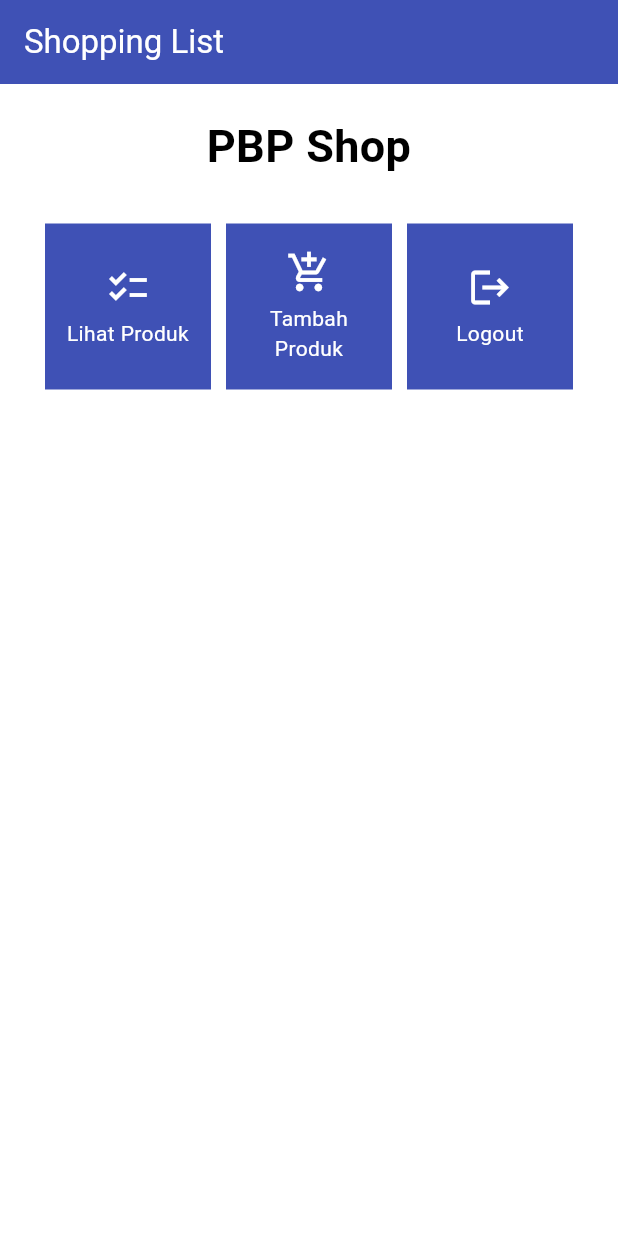
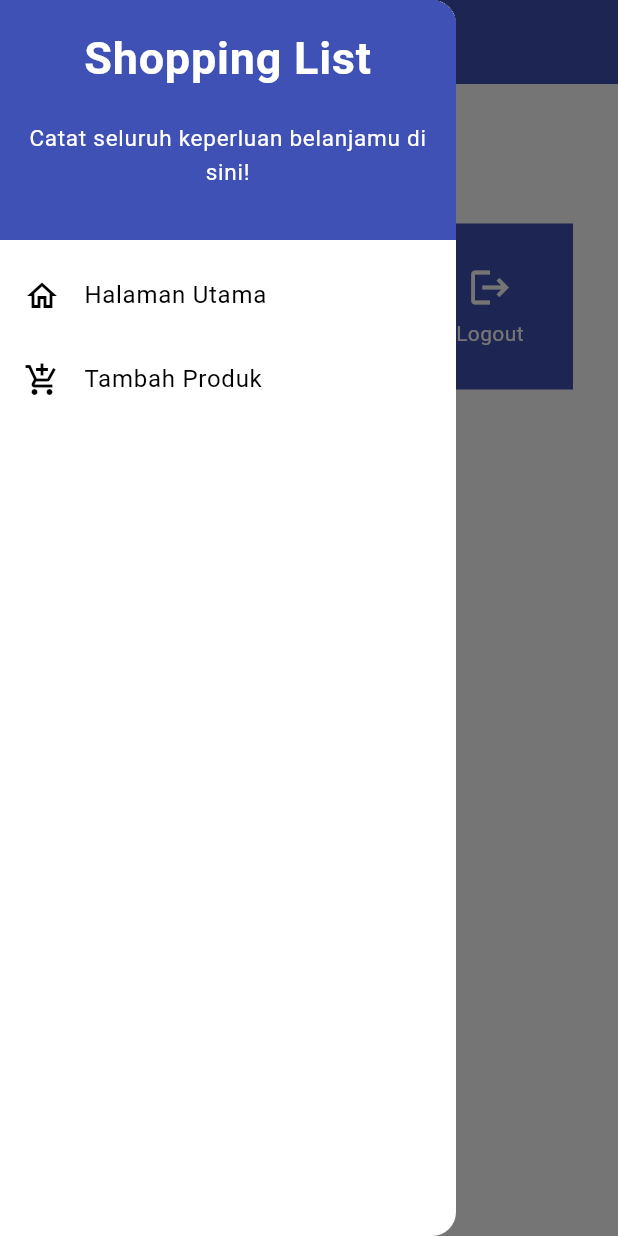
Before and after one commit to ghina2703/shopping-list-mobile, a Flutter app: the screen it shows after launch, with the side drawer open (before the commit the screen has no drawer), on a phone screen of 412 x 824 dp. Run offline on Flutter 3.47's test engine with Material 2 defaults, Android fonts, the phone set to English and light mode, and no system bars.

Commit message:
Tutorial 7 Selesai :D

```diff
--- a/lib/main.dart
+++ b/lib/main.dart
@@ -1,5 +1,5 @@
 import 'package:flutter/material.dart';
-import 'package:shopping_list/menu.dart';
+import 'package:shopping_list/screens/menu.dart';
 
 void main() {
   runApp(const MyApp());
--- a/lib/menu.dart
+++ /dev/null
@@ -1,108 +0,0 @@
-import 'package:flutter/material.dart';
-
-class MyHomePage extends StatelessWidget {
-  MyHomePage({Key? key}) : super(key: key);
-
-  @override
-  Widget build(BuildContext context) {
-    return Scaffold(
-      appBar: AppBar(
-        title: const Text(
-          'Shopping List',
-          style: TextStyle(
-            color: Colors.white, // Mengatur warna teks menjadi putih
-          ),
-        ),
-      ),
-      body: SingleChildScrollView(
-        child: Padding(
-          padding: const EdgeInsets.all(10.0),
-          child: Column(
-            children: <Widget>[
-              const Padding(
-                padding: EdgeInsets.only(top: 10.0, bottom: 10.0),
-                child: Text(
-                  'PBP Shop',
-                  textAlign: TextAlign.center,
-                  style: TextStyle(
-                    fontSize: 30,
-                    fontWeight: FontWeight.bold,
-                  ),
-                ),
-              ),
-              GridView.count(
-                primary: true,
-                padding: const EdgeInsets.all(20),
-                crossAxisSpacing: 10,
-                mainAxisSpacing: 10,
-                crossAxisCount: 3,
-                shrinkWrap: true,
-                children: items.map((ShopItem item) {
-                  return ShopCard(item);
-                }).toList(),
-              ),
-            ],
-          ),
-        ),
-      ),
-    );
-  }
-}
-
-class ShopItem {
-  final String name;
-  final IconData icon;
-
-  ShopItem(this.name, this.icon);
-}
-
-final List<ShopItem> items = [
-  ShopItem("Lihat Produk", Icons.checklist),
-  ShopItem("Tambah Produk", Icons.add_shopping_cart),
-  ShopItem("Logout", Icons.logout),
-];
-
-class ShopCard extends StatelessWidget {
-  final ShopItem item;
-
-  const ShopCard(this.item, {super.key}); // Constructor
-
-  @override
-  Widget build(BuildContext context) {
-    return Material(
-      color: Colors.indigo,
-      child: InkWell(
-        // Area responsive terhadap sentuhan
-        onTap: () {
-          // Memunculkan SnackBar ketika diklik
-          ScaffoldMessenger.of(context)
-            ..hideCurrentSnackBar()
-            ..showSnackBar(SnackBar(
-                content: Text("Kamu telah menekan tombol ${item.name}!")));
-        },
-        child: Container(
-          // Container untuk menyimpan Icon dan Text
-          padding: const EdgeInsets.all(8),
-          child: Center(
-            child: Column(
-              mainAxisAlignment: MainAxisAlignment.center,
-              children: [
-                Icon(
-                  item.icon,
-                  color: Colors.white,
-                  size: 30.0,
-                ),
-                const Padding(padding: EdgeInsets.all(3)),
-                Text(
-                  item.name,
-                  textAlign: TextAlign.center,
-                  style: const TextStyle(color: Colors.white),
-                ),
-              ],
-            ),
-          ),
-        ),
-      ),
-    );
-  }
-}
--- /dev/null
+++ b/lib/screens/menu.dart
@@ -0,0 +1,180 @@
+import 'package:flutter/material.dart';
+import 'package:shopping_list/widgets/left_drawer.dart';
+import 'package:shopping_list/screens/shoplist_form.dart';
+import 'package:shopping_list/widgets/shop_card.dart';
+
+class MyHomePage extends StatelessWidget {
+  MyHomePage({Key? key}) : super(key: key);
+
+  // Callback function for "Tambah Produk" button tap
+  void navigateToShopFormPage(BuildContext context) {
+    Navigator.push(
+      context,
+      MaterialPageRoute(
+        builder: (context) => ShopFormPage(),
+      ),
+    );
+  }
+
+  @override
+  Widget build(BuildContext context) {
+    return Scaffold(
+      appBar: AppBar(
+        title: const Text(
+          'Shopping List',
+          style: TextStyle(
+            color: Colors.white,
+          ),
+        ),
+        backgroundColor: Colors.indigo,
+        foregroundColor: Colors.white,
+      ),
+      drawer: const LeftDrawer(),
+      body: SingleChildScrollView(
+        child: Padding(
+          padding: const EdgeInsets.all(10.0),
+          child: Column(
+            children: <Widget>[
+              const Padding(
+                padding: EdgeInsets.only(top: 10.0, bottom: 10.0),
+                child: Text(
+                  'PBP Shop',
+                  textAlign: TextAlign.center,
+                  style: TextStyle(
+                    fontSize: 30,
+                    fontWeight: FontWeight.bold,
+                  ),
+                ),
+              ),
+              GridView.count(
+                primary: true,
+                padding: const EdgeInsets.all(20),
+                crossAxisSpacing: 10,
+                mainAxisSpacing: 10,
+                crossAxisCount: 3,
+                shrinkWrap: true,
+                children: items.map((ShopItem item) {
+                  return ShopCard(
+                    item,
+                    onItemTap: () {
+                      if (item.name == "Tambah Produk") {
+                        navigateToShopFormPage(context);
+                      }
+                    },
+                  );
+                }).toList(),
+              ),
+            ],
+          ),
+        ),
+      ),
+    );
+  }
+}
+
+// ... ShopItem and items definitions
+
+
+// class ShopItem {
+//   final String name;
+//   final IconData icon;
+
+//   ShopItem(this.name, this.icon);
+// }
+
+// final List<ShopItem> items = [
+//   ShopItem("Lihat Produk", Icons.checklist),
+//   ShopItem("Tambah Produk", Icons.add_shopping_cart),
+//   ShopItem("Logout", Icons.logout),
+// ];
+
+// class ShopCard extends StatelessWidget {
+//   final ShopItem item;
+
+//   const ShopCard(this.item, {Key? key}) : super(key: key); // Constructor
+
+//   @override
+//   Widget build(BuildContext context) {
+//     return Material(
+//       color: Colors.indigo,
+//       child: InkWell(
+//         // Area responsive terhadap sentuhan
+//         onTap: () {
+//           // Memunculkan SnackBar ketika diklik
+//           ScaffoldMessenger.of(context)
+//             ..hideCurrentSnackBar()
+//             ..showSnackBar(SnackBar(
+//                 content: Text("Kamu telah menekan tombol ${item.name}!")));
+//         },
+//         child: Container(
+//           // Container untuk menyimpan Icon dan Text
+//           padding: const EdgeInsets.all(8),
+//           child: Center(
+//             child: Column(
+//               mainAxisAlignment: MainAxisAlignment.center,
+//               children: [
+//                 Icon(
+//                   item.icon,
+//                   color: Colors.white,
+//                   size: 30.0,
+//                 ),
+//                 const Padding(padding: EdgeInsets.all(3)),
+//                 Text(
+//                   item.name,
+//                   textAlign: TextAlign.center,
+//                   style: const TextStyle(color: Colors.white),
+//                 ),
+//               ],
+//             ),
+//           ),
+//         ),
+//       ),
+//     );
+//   }
+// }
+
+// class ShopCard extends StatelessWidget {
+//   final ShopItem item;
+//   final Function()? onItemTap; // Tambahkan parameter onItemTap
+
+//   ShopCard(this.item, {Key? key, this.onItemTap}) : super(key: key);
+
+//   @override
+//   Widget build(BuildContext context) {
+//     return Material(
+//       color: Colors.indigo,
+//       child: InkWell(
+//         onTap: () {
+//           ScaffoldMessenger.of(context)
+//             ..hideCurrentSnackBar()
+//             ..showSnackBar(SnackBar(
+//                 content: Text("Kamu telah menekan tombol ${item.name}!")));
+//           if (onItemTap != null) {
+//             onItemTap!(); // Panggil onItemTap jika tersedia
+//           }
+//         },
+//         child: Container(
+//           padding: const EdgeInsets.all(8),
+//           child: Center(
+//             child: Column(
+//               mainAxisAlignment: MainAxisAlignment.center,
+//               children: [
+//                 Icon(
+//                   item.icon,
+//                   color: Colors.white,
+//                   size: 30.0,
+//                 ),
+//                 const Padding(padding: EdgeInsets.all(3)),
+//                 Text(
+//                   item.name,
+//                   textAlign: TextAlign.center,
+//                   style: const TextStyle(color: Colors.white),
+//                 ),
+//               ],
+//             ),
+//           ),
+//         ),
+//       ),
+//     );
+//   }
+// }
--- /dev/null
+++ b/lib/widgets/left_drawer.dart
@@ -0,0 +1,69 @@
+import 'package:flutter/material.dart';
+import 'package:shopping_list/screens/menu.dart';
+import 'package:shopping_list/screens/shoplist_form.dart'; // Impor ShopFormPage
+
+class LeftDrawer extends StatelessWidget {
+  const LeftDrawer({Key? key});
+
+  @override
+  Widget build(BuildContext context) {
+    return Drawer(
+      child: ListView(
+        children: [
+          const DrawerHeader(
+            decoration: BoxDecoration(
+              color: Colors.indigo,
+            ),
+            child: Column(
+              children: [
+                Text(
+                  'Shopping List',
+                  textAlign: TextAlign.center,
+                  style: TextStyle(
+                    fontSize: 30,
+                    fontWeight: FontWeight.bold,
+                    color: Colors.white,
+                  ),
+                ),
+                Padding(padding: EdgeInsets.all(10)),
+                Text(
+                  "Catat seluruh keperluan belanjamu di sini!",
+                  textAlign: TextAlign.center,
+                  style: TextStyle(
+                    fontSize: 15,
+                    fontWeight: FontWeight.normal,
+                    color: Colors.white,
+                  ),
+                ),
+              ],
+            ),
+          ),
+          ListTile(
+            leading: const Icon(Icons.home_outlined),
+            title: const Text('Halaman Utama'),
+            onTap: () {
+              Navigator.pushReplacement(
+                context,
+                MaterialPageRoute(
+                  builder: (context) => MyHomePage(),
+                ),
+              );
+            },
+          ),
+          ListTile(
+            leading: const Icon(Icons.add_shopping_cart),
+            title: const Text('Tambah Produk'),
+            onTap: () {
+              Navigator.push(
+                context,
+                MaterialPageRoute(
+                  builder: (context) => ShopFormPage(),
+                ),
+              );
+            },
+          ),
+        ],
+      ),
+    );
+  }
+}
--- /dev/null
+++ b/lib/widgets/shop_card.dart
@@ -0,0 +1,61 @@
+import 'package:flutter/material.dart';
+import 'package:shopping_list/screens/shoplist_form.dart';
+import 'package:shopping_list/screens/menu.dart';
+import 'package:shopping_list/widgets/left_drawer.dart';
+
+class ShopItem {
+  final String name;
+  final IconData icon;
+
+  ShopItem(this.name, this.icon);
+}
+
+final List<ShopItem> items = [
+  ShopItem("Lihat Produk", Icons.checklist),
+  ShopItem("Tambah Produk", Icons.add_shopping_cart),
+  ShopItem("Logout", Icons.logout),
+];
+
+class ShopCard extends StatelessWidget {
+  final ShopItem item;
+  final VoidCallback onItemTap; // Change the parameter type
+
+  ShopCard(this.item, {Key? key, required this.onItemTap}) : super(key: key);
+
+  @override
+  Widget build(BuildContext context) {
+    return Material(
+      color: Colors.indigo,
+      child: InkWell(
+        onTap: () {
+          ScaffoldMessenger.of(context)
+            ..hideCurrentSnackBar()
+            ..showSnackBar(SnackBar(
+                content: Text("Kamu telah menekan tombol ${item.name}!")));
+          onItemTap(); // Call the callback function for navigation
+        },
+        child: Container(
+          padding: const EdgeInsets.all(8),
+          child: Center(
+            child: Column(
+              mainAxisAlignment: MainAxisAlignment.center,
+              children: [
+                Icon(
+                  item.icon,
+                  color: Colors.white,
+                  size: 30.0,
+                ),
+                const Padding(padding: EdgeInsets.all(3)),
+                Text(
+                  item.name,
+                  textAlign: TextAlign.center,
+                  style: const TextStyle(color: Colors.white),
+                ),
+              ],
+            ),
+          ),
+        ),
+      ),
+    );
+  }
+}
```
Also changed, not shown: lib/screens/shoplist_form.dart (added, +161 -0 lines).
